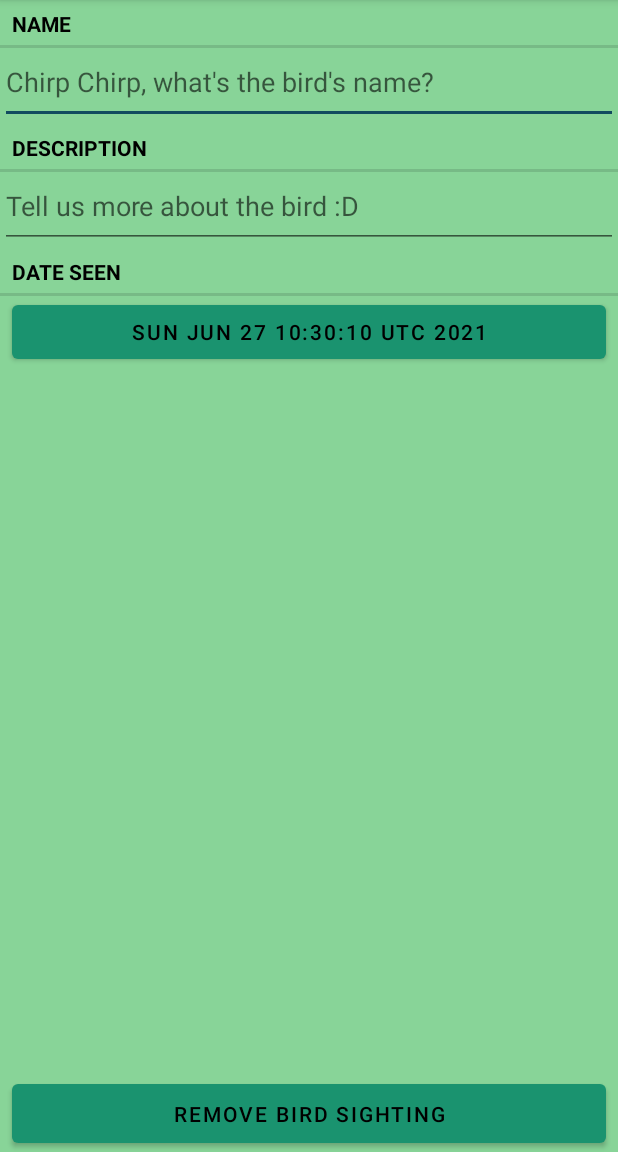
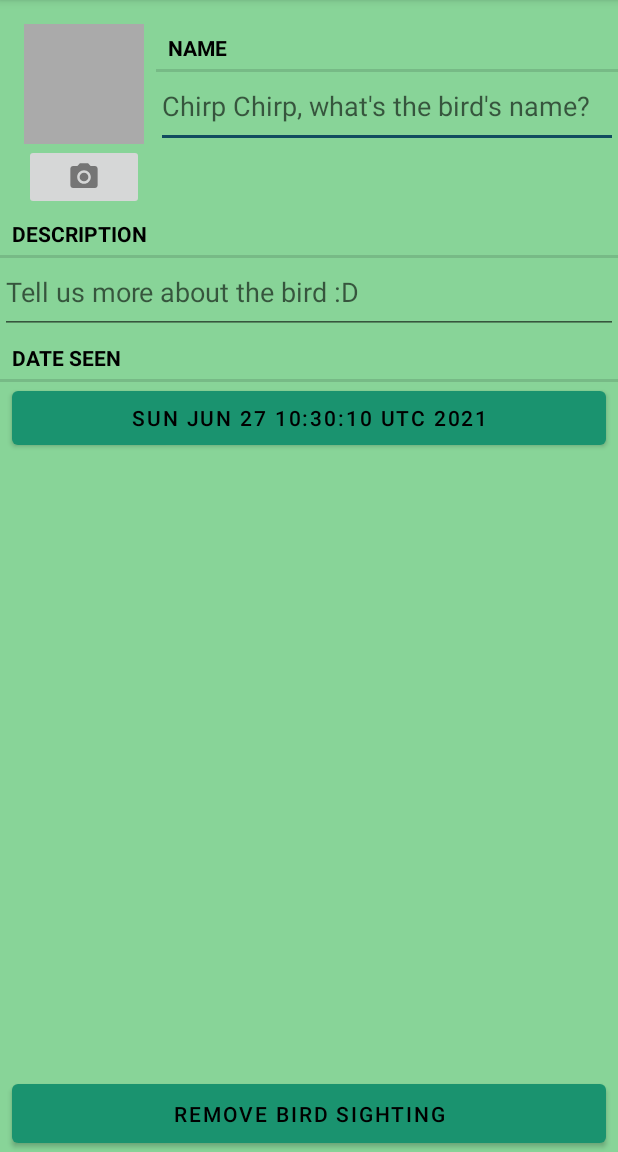
Before and after one commit to WenJun-TheLaw/Bird-Watch--Assignment, an Android app: the BirdFragment screen opened directly, with no data from a screen before it, on a phone screen of 412 x 824 dp, the part 84-1236 px from its top. Run offline under Robolectric (Android 15) with nearby library versions, the phone set to English and light mode, and no system bars.

Commit message:
Progress on implementing Camera functionality

```diff
--- a/app/src/main/AndroidManifest.xml
+++ b/app/src/main/AndroidManifest.xml
@@ -12,6 +12,18 @@
         <activity
             android:name=".BirdPagerActivity"
             android:parentActivityName=".BirdListActivityMain"/>
+
+        <!--Using androidx here due to android.support.v4.content.FileProvider depreciated on API 28 and above-->
+        <provider
+            android:name="androidx.core.content.FileProvider"
+            android:authorities="android.jun.birdwatch.fileprovider"
+            android:exported="false"
+            android:grantUriPermissions="true">
+            <meta-data
+                android:name="android.support.FILE_PROVIDER_PATHS"
+                android:resource="@xml/files"/>
+        </provider>
+
         <activity android:name=".BirdListActivityMain">
             <intent-filter>
                 <action android:name="android.intent.action.MAIN" />
--- a/app/src/main/java/android/jun/birdwatch/Bird.java
+++ b/app/src/main/java/android/jun/birdwatch/Bird.java
@@ -45,4 +45,8 @@ public class Bird {
         mID = id;
         mDate = new Date();
     }
+
+    public String getPhotoFilename(){
+        return "IMG_" + getID().toString() + ".jpg";
+    }
 }
--- a/app/src/main/java/android/jun/birdwatch/BirdFragment.java
+++ b/app/src/main/java/android/jun/birdwatch/BirdFragment.java
@@ -16,6 +16,10 @@ import android.view.View;
 import android.view.ViewGroup;
 import android.widget.Button;
 import android.widget.EditText;
+import android.widget.ImageButton;
+import android.widget.ImageView;
+
+import java.io.File;
 import java.util.Date;
 import java.util.UUID;
 
@@ -34,13 +38,16 @@ public class BirdFragment extends Fragment {
     private Button mDateButton;
     private Button mRemoveButton;
     private Button mConfirmButton;
+    private ImageButton mPhotoButton;
+    private ImageView mPhotoView;
+    private File mPhotoFile;
 
     @Override
     public void onCreate(Bundle savedInstanceState) {
         super.onCreate(savedInstanceState);
         UUID birdId = (UUID) getArguments().getSerializable(ARG_BIRD_ID);
         mBird = BirdList.get(getActivity()).getBird(birdId);
-
+        mPhotoFile = BirdList.get(requireActivity()).getPhotoFile(mBird);
         setHasOptionsMenu(true);
     }
 
@@ -66,7 +73,7 @@ public class BirdFragment extends Fragment {
     public View onCreateView(LayoutInflater inflater, ViewGroup container, Bundle savedInstanceState) {
         View v = inflater.inflate(R.layout.fragment_bird, container, false);
 
-        //Linking up widgets
+        //Linking up Name Widgets
         mNameField = (EditText) v.findViewById(R.id.bird_name);
         if(mBird.getName() != null){
             mNameField.setText(mBird.getName());
@@ -86,6 +93,7 @@ public class BirdFragment extends Fragment {
             }
         });
 
+        //Linking up Description Widgets
         mDescriptionField = (EditText) v.findViewById(R.id.bird_description);
         if(mBird.getDescription() != null){
             mDescriptionField.setText(mBird.getDescription());
@@ -105,6 +113,7 @@ public class BirdFragment extends Fragment {
             }
         });
 
+        //Setting up Date Picker button
         mDateButton = (Button) v.findViewById(R.id.bird_date);
         updateDate();
         mDateButton.setOnClickListener(new View.OnClickListener() {
@@ -117,6 +126,7 @@ public class BirdFragment extends Fragment {
             }
         });
 
+        //Setting up remove bird button
         mRemoveButton = (Button) v.findViewById(R.id.bird_remove);
         mRemoveButton.setOnClickListener(new View.OnClickListener() {
             @Override
@@ -142,6 +152,10 @@ public class BirdFragment extends Fragment {
                         .show();
             }
         });
+
+        //Setting up take photo button and photo ImageView
+        mPhotoButton = (ImageButton) v.findViewById(R.id.bird_camera);
+        mPhotoView = (ImageView) v.findViewById(R.id.bird_photo);
         return v;
     }
 
--- a/app/src/main/java/android/jun/birdwatch/BirdList.java
+++ b/app/src/main/java/android/jun/birdwatch/BirdList.java
@@ -9,6 +9,7 @@ import android.jun.birdwatch.database.BirdCursorWrapper;
 import android.jun.birdwatch.database.BirdDbSchema;
 import android.jun.birdwatch.database.BirdDbSchema.BirdTable;
 
+import java.io.File;
 import java.util.ArrayList;
 import java.util.List;
 import java.util.UUID;
@@ -69,6 +70,12 @@ public class BirdList {
         }
     }
 
+    //Returning the photo file for that Bird
+    public File getPhotoFile(Bird bird){
+        File filesDir = mContext.getFilesDir();
+        return new File(filesDir, bird.getPhotoFilename());
+    }
+
     //Updating the bird's info in teh db
     public void updateBird(Bird bird){
         String uuidString = bird.getID().toString();
--- /dev/null
+++ b/app/src/main/res/drawable-anydpi/ic_camera.xml
@@ -0,0 +1,19 @@
+<vector xmlns:android="http://schemas.android.com/apk/res/android"
+    android:width="24dp"
+    android:height="24dp"
+    android:viewportWidth="24"
+    android:viewportHeight="24"
+    android:tint="#333333"
+    android:alpha="0.6">
+  <group android:scaleX="0.90909094"
+      android:scaleY="0.90909094"
+      android:translateX="1.0909091"
+      android:translateY="1.0909091">
+    <path
+        android:fillColor="@android:color/white"
+        android:pathData="M12,12m-3.2,0a3.2,3.2 0,1 1,6.4 0a3.2,3.2 0,1 1,-6.4 0"/>
+    <path
+        android:fillColor="@android:color/white"
+        android:pathData="M9,2L7.17,4L4,4c-1.1,0 -2,0.9 -2,2v12c0,1.1 0.9,2 2,2h16c1.1,0 2,-0.9 2,-2L22,6c0,-1.1 -0.9,-2 -2,-2h-3.17L15,2L9,2zM12,17c-2.76,0 -5,-2.24 -5,-5s2.24,-5 5,-5 5,2.24 5,5 -2.24,5 -5,5z"/>
+  </group>
+</vector>
--- a/app/src/main/res/layout/fragment_bird.xml
+++ b/app/src/main/res/layout/fragment_bird.xml
@@ -5,6 +5,41 @@
     android:layout_width="match_parent"
     android:layout_height="match_parent"
     android:layout_margin="16dp">
+
+    <LinearLayout
+        android:layout_width="match_parent"
+        android:layout_height="wrap_content"
+        android:layout_marginLeft="16dp"
+        android:layout_marginTop="16dp"
+        android:orientation="horizontal">
+
+        <LinearLayout
+            android:layout_width="wrap_content"
+            android:layout_height="wrap_content"
+            android:orientation="vertical">
+
+            <ImageView
+                android:layout_width="80dp"
+                android:layout_height="80dp"
+                android:id="@+id/bird_photo"
+                android:background="@android:color/darker_gray"
+                android:cropToPadding="true"
+                android:scaleType="centerInside"/>
+
+            <ImageButton
+                android:layout_width="match_parent"
+                android:layout_height="wrap_content"
+                android:id="@+id/bird_camera"
+                android:src="@drawable/ic_camera"/>
+
+        </LinearLayout>
+
+        <LinearLayout
+            android:orientation="vertical"
+            android:layout_width="0dp"
+            android:layout_height="wrap_content"
+            android:layout_weight="1"
+            android:layout_marginLeft="8dp">
 
             <TextView
                 android:layout_width="match_parent"
@@ -20,6 +55,9 @@
                 android:hint="@string/bird_name_hint"
                 android:paddingBottom="16dp"
                 android:textColor="@color/fontColor"/>
+        </LinearLayout>
+    </LinearLayout>
+
 
     <TextView
         android:layout_width="match_parent"
--- /dev/null
+++ b/app/src/main/res/xml/files.xml
@@ -0,0 +1,6 @@
+<?xml version="1.0" encoding="utf-8"?>
+<paths>
+    <files-path
+        name="bird_photos"
+        path="." />
+</paths>
```
Also changed, not shown: app/src/main/res/drawable-hdpi/ic_camera.png (added), app/src/main/res/drawable-mdpi/ic_camera.png (added), app/src/main/res/drawable-xhdpi/ic_camera.png (added), app/src/main/res/drawable-xxhdpi/ic_camera.png (added). Lines whose indentation alone changed are shown as unchanged.
